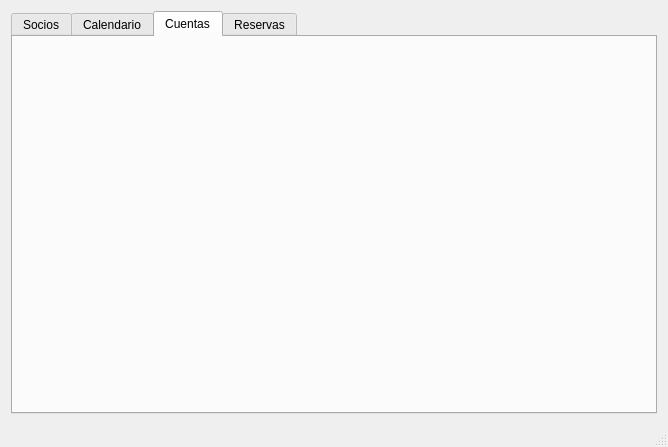
The window that inicio.ui (eboladev/GestionRnC) describes before a commit, drawn with Qt 5.
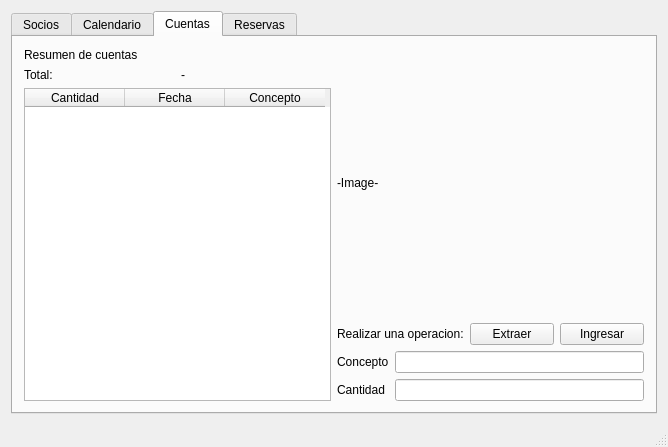
The same window after the commit. The open tabs and pages were chosen to show the change.

Commit message: Empezando a trabajar con la seccion cuentas

Diff of the .ui file:
```diff
--- a/inicio.ui
+++ b/inicio.ui
@@ -152,6 +152,158 @@
        <attribute name="title">
         <string>Cuentas</string>
        </attribute>
+       <layout class="QVBoxLayout" name="verticalLayout_10">
+        <item>
+         <layout class="QHBoxLayout" name="horizontalLayout_11">
+          <item>
+           <layout class="QVBoxLayout" name="verticalLayout_5">
+            <item>
+             <widget class="QLabel" name="label_3">
+              <property name="text">
+               <string>Resumen de cuentas</string>
+              </property>
+             </widget>
+            </item>
+            <item>
+             <layout class="QHBoxLayout" name="horizontalLayout_10">
+              <item>
+               <widget class="QLabel" name="label_9">
+                <property name="text">
+                 <string>Total:</string>
+                </property>
+               </widget>
+              </item>
+              <item>
+               <widget class="QLabel" name="totaltext">
+                <property name="text">
+                 <string>-</string>
+                </property>
+               </widget>
+              </item>
+             </layout>
+            </item>
+            <item>
+             <widget class="QTableWidget" name="tableWidget">
+              <column>
+               <property name="text">
+                <string>Cantidad</string>
+               </property>
+              </column>
+              <column>
+               <property name="text">
+                <string>Fecha</string>
+               </property>
+              </column>
+              <column>
+               <property name="text">
+                <string>Concepto</string>
+               </property>
+              </column>
+             </widget>
+            </item>
+           </layout>
+          </item>
+          <item>
+           <layout class="QVBoxLayout" name="verticalLayout_9">
+            <item>
+             <spacer name="verticalSpacer_4">
+              <property name="orientation">
+               <enum>Qt::Vertical</enum>
+              </property>
+              <property name="sizeHint" stdset="0">
+               <size>
+                <width>20</width>
+                <height>40</height>
+               </size>
+              </property>
+             </spacer>
+            </item>
+            <item>
+             <widget class="QLabel" name="label_7">
+              <property name="text">
+               <string>-Image-</string>
+              </property>
+             </widget>
+            </item>
+            <item>
+             <spacer name="verticalSpacer">
+              <property name="orientation">
+               <enum>Qt::Vertical</enum>
+              </property>
+              <property name="sizeHint" stdset="0">
+               <size>
+                <width>20</width>
+                <height>40</height>
+               </size>
+              </property>
+             </spacer>
+            </item>
+            <item>
+             <layout class="QVBoxLayout" name="verticalLayout_6">
+              <item>
+               <layout class="QHBoxLayout" name="horizontalLayout_8">
+                <item>
+                 <widget class="QLabel" name="label_5">
+                  <property name="text">
+                   <string>Realizar una operacion:</string>
+                  </property>
+                 </widget>
+                </item>
+                <item>
+                 <widget class="QPushButton" name="btnextract">
+                  <property name="text">
+                   <string>Extraer</string>
+                  </property>
+                 </widget>
+                </item>
+                <item>
+                 <widget class="QPushButton" name="btningress">
+                  <property name="text">
+                   <string>Ingresar</string>
+                  </property>
+                 </widget>
+                </item>
+               </layout>
+              </item>
+              <item>
+               <layout class="QHBoxLayout" name="horizontalLayout_9">
+                <item>
+                 <layout class="QVBoxLayout" name="verticalLayout_7">
+                  <item>
+                   <widget class="QLabel" name="label_6">
+                    <property name="text">
+                     <string>Concepto</string>
+                    </property>
+                   </widget>
+                  </item>
+                  <item>
+                   <widget class="QLabel" name="label_4">
+                    <property name="text">
+                     <string>Cantidad </string>
+                    </property>
+                   </widget>
+                  </item>
+                 </layout>
+                </item>
+                <item>
+                 <layout class="QVBoxLayout" name="verticalLayout_8">
+                  <item>
+                   <widget class="QLineEdit" name="concepttext"/>
+                  </item>
+                  <item>
+                   <widget class="QLineEdit" name="amounttext"/>
+                  </item>
+                 </layout>
+                </item>
+               </layout>
+              </item>
+             </layout>
+            </item>
+           </layout>
+          </item>
+         </layout>
+        </item>
+       </layout>
       </widget>
       <widget class="QWidget" name="tab">
        <attribute name="title">
```
Left out of the diff: 34 changed lines with no effect on the pictures. The commit also changes 15 other files.
